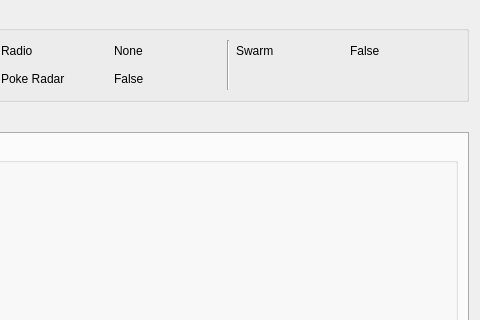
Qt form Source/Forms/Gen4/Wild4.ui (Admiral-Fish/PokeFinder) before a commit; both pictures show x 720 to 1200 and y 0 to 320 of the 1200 by 700 pixel window.
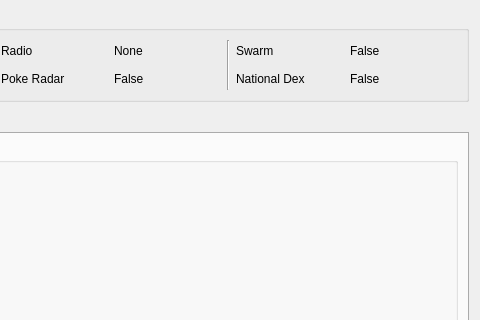
The same form after that commit. Custom widgets are drawn as their Qt base class.

Patch:
```diff
--- a/Source/Forms/Gen4/Wild4.ui
+++ b/Source/Forms/Gen4/Wild4.ui
@@ -156,6 +156,20 @@
         </property>
        </widget>
       </item>
+      <item row="1" column="11">
+       <widget class="QLabel" name="labelProfileNationalDex">
+        <property name="text">
+         <string>National Dex</string>
+        </property>
+       </widget>
+      </item>
+      <item row="1" column="12">
+       <widget class="QLabel" name="labelProfileNationalDexValue">
+        <property name="text">
+         <string>False</string>
+        </property>
+       </widget>
+      </item>
      </layout>
     </widget>
    </item>
```
